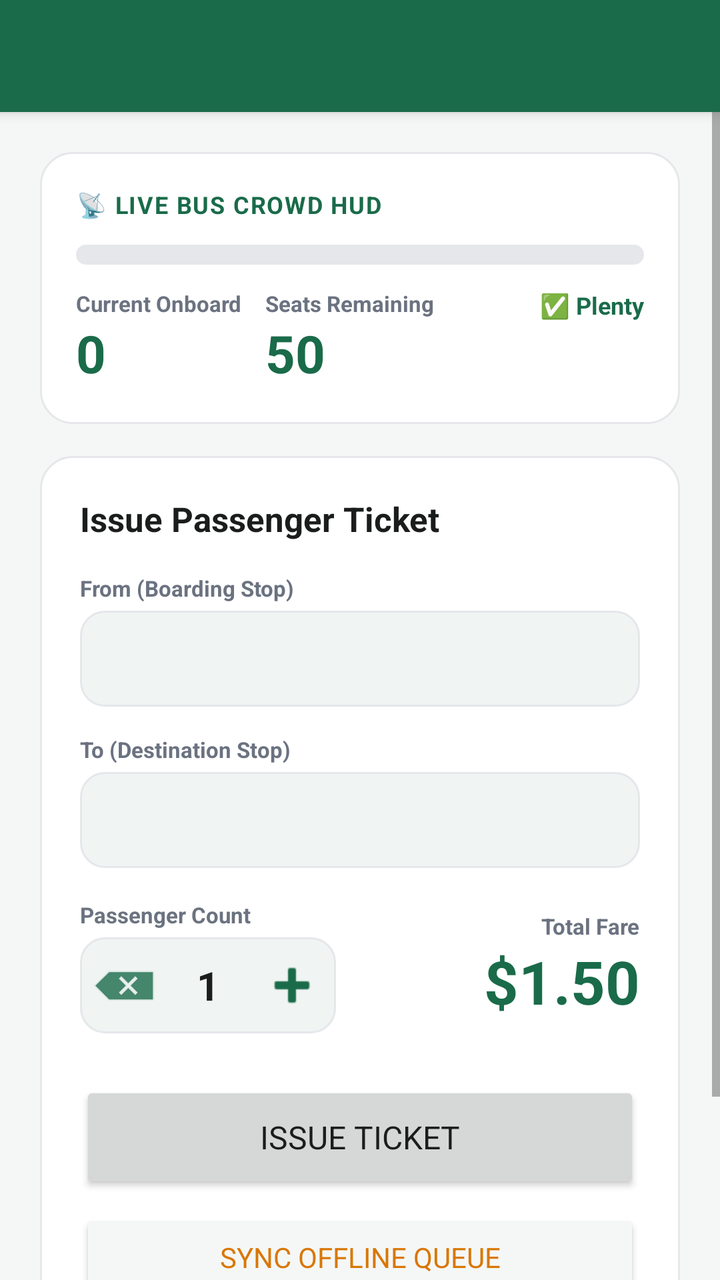
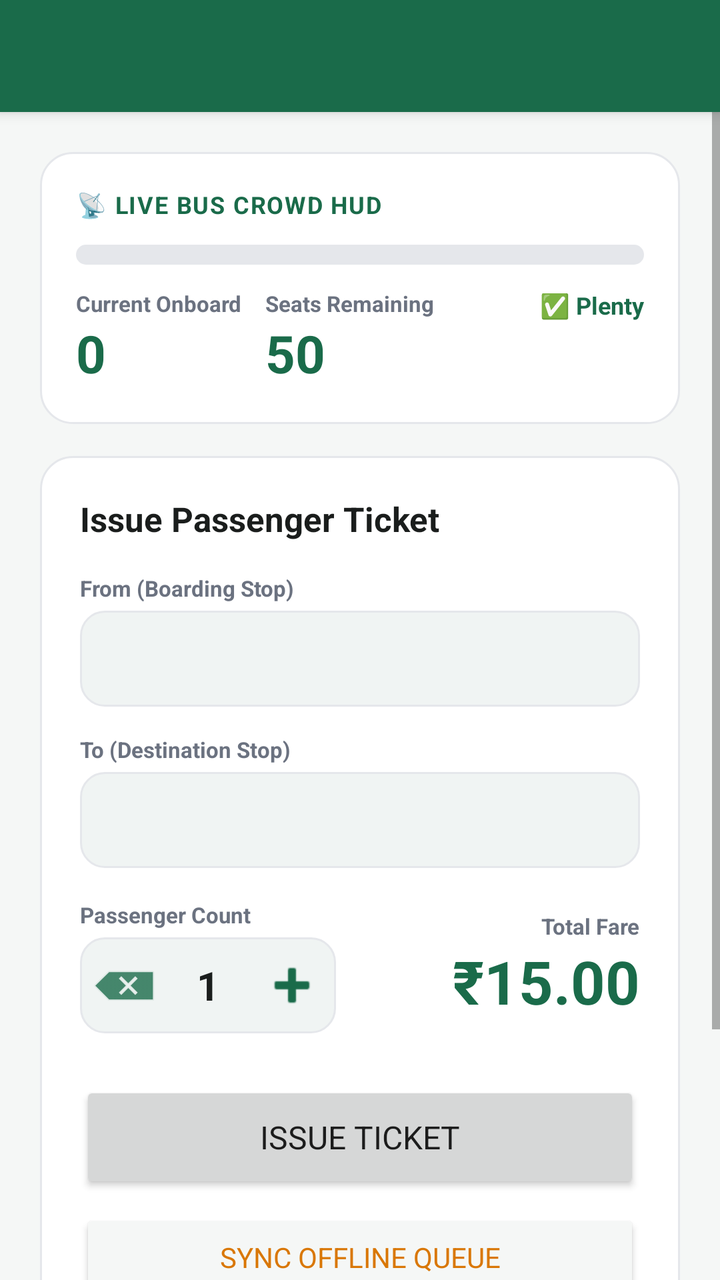

Screens rendered from an Android XML layout before and after an edit, with the pre-edit source and the edit as a unified diff.
<!-- AndroidManifest.xml: application theme Theme.BusCrowd -->
<!-- res/layout/activity_conductor.xml -->
<?xml version="1.0" encoding="utf-8"?>
<LinearLayout xmlns:android="http://schemas.android.com/apk/res/android"
    android:layout_width="match_parent"
    android:layout_height="match_parent"
    android:orientation="vertical"
    android:background="@color/bg_light">

    <androidx.appcompat.widget.Toolbar
        android:id="@+id/toolbar"
        android:layout_width="match_parent"
        android:layout_height="?attr/actionBarSize"
        android:background="@color/brand_primary"
        style="@style/Widget.BusCrowd.Toolbar" />

    
    <TextView
        android:id="@+id/tv_offline_banner"
        android:layout_width="match_parent"
        android:layout_height="wrap_content"
        android:background="@color/crowd_few_bg"
        android:textColor="@color/crowd_few"
        android:textStyle="bold"
        android:textSize="13sp"
        android:padding="12dp"
        android:gravity="center"
        android:visibility="gone" />

    <ScrollView
        android:layout_width="match_parent"
        android:layout_height="match_parent">

        <LinearLayout
            android:layout_width="match_parent"
            android:layout_height="wrap_content"
            android:orientation="vertical"
            android:padding="20dp">

            
            <LinearLayout
                android:layout_width="match_parent"
                android:layout_height="wrap_content"
                android:orientation="vertical"
                android:background="@drawable/bg_card"
                android:padding="18dp">

                <TextView
                    android:layout_width="wrap_content"
                    android:layout_height="wrap_content"
                    android:text="📡 LIVE BUS CROWD HUD"
                    android:textSize="12sp"
                    android:textStyle="bold"
                    android:textColor="@color/brand_primary"
                    android:letterSpacing="0.05" />

                <ProgressBar
                    android:id="@+id/pb_conductor_crowd"
                    android:layout_width="match_parent"
                    android:layout_height="10dp"
                    android:layout_marginTop="12dp"
                    android:max="100"
                    android:progress="0"
                    android:progressDrawable="@drawable/crowd_meter_progress"
                    style="?android:attr/progressBarStyleHorizontal" />

                <LinearLayout
                    android:layout_width="match_parent"
                    android:layout_height="wrap_content"
                    android:orientation="horizontal"
                    android:layout_marginTop="12dp">

                    <LinearLayout
                        android:layout_width="0dp"
                        android:layout_height="wrap_content"
                        android:layout_weight="1"
                        android:orientation="vertical">

                        <TextView
                            android:layout_width="wrap_content"
                            android:layout_height="wrap_content"
                            android:text="Current Onboard"
                            style="@style/TextStyle.BusCrowd.Label" />

                        <TextView
                            android:id="@+id/tv_conductor_onboard"
                            android:layout_width="wrap_content"
                            android:layout_height="wrap_content"
                            android:text="0"
                            android:textSize="26sp"
                            android:textStyle="bold"
                            android:textColor="@color/brand_primary" />
                    </LinearLayout>

                    <LinearLayout
                        android:layout_width="0dp"
                        android:layout_height="wrap_content"
                        android:layout_weight="1"
                        android:orientation="vertical">

                        <TextView
                            android:layout_width="wrap_content"
                            android:layout_height="wrap_content"
                            android:text="Seats Remaining"
                            style="@style/TextStyle.BusCrowd.Label" />

                        <TextView
                            android:id="@+id/tv_conductor_seats_free"
                            android:layout_width="wrap_content"
                            android:layout_height="wrap_content"
                            android:text="50"
                            android:textSize="26sp"
                            android:textStyle="bold"
                            android:textColor="@color/crowd_plenty" />
                    </LinearLayout>

                    <TextView
                        android:id="@+id/tv_conductor_crowd_band"
                        android:layout_width="0dp"
                        android:layout_height="wrap_content"
                        android:layout_weight="1"
                        android:text="✅ Plenty"
                        android:textSize="12sp"
                        android:textStyle="bold"
                        android:textColor="@color/crowd_plenty"
                        android:gravity="end" />
                </LinearLayout>
            </LinearLayout>

            
            <LinearLayout
                android:layout_width="match_parent"
                android:layout_height="wrap_content"
                android:orientation="vertical"
                android:background="@drawable/bg_card"
                android:padding="20dp"
                android:layout_marginTop="16dp">

                <TextView
                    android:layout_width="wrap_content"
                    android:layout_height="wrap_content"
                    android:text="Issue Passenger Ticket"
                    android:textSize="17sp"
                    android:textStyle="bold"
                    android:textColor="@color/text_primary" />

                
                <TextView
                    android:layout_width="wrap_content"
                    android:layout_height="wrap_content"
                    android:text="@string/from_stop"
                    style="@style/TextStyle.BusCrowd.Label"
                    android:layout_marginTop="16dp" />

                <Spinner
                    android:id="@+id/spinner_boarding"
                    android:layout_width="match_parent"
                    android:layout_height="48dp"
                    android:background="@drawable/bg_input"
                    android:layout_marginTop="4dp"
                    android:paddingStart="12dp" />

                
                <TextView
                    android:layout_width="wrap_content"
                    android:layout_height="wrap_content"
                    android:text="@string/to_stop"
                    style="@style/TextStyle.BusCrowd.Label"
                    android:layout_marginTop="14dp" />

                <Spinner
                    android:id="@+id/spinner_dest"
                    android:layout_width="match_parent"
                    android:layout_height="48dp"
                    android:background="@drawable/bg_input"
                    android:layout_marginTop="4dp"
                    android:paddingStart="12dp" />

                
                <LinearLayout
                    android:layout_width="match_parent"
                    android:layout_height="wrap_content"
                    android:orientation="horizontal"
                    android:gravity="center_vertical"
                    android:layout_marginTop="16dp">

                    <LinearLayout
                        android:layout_width="0dp"
                        android:layout_height="wrap_content"
                        android:layout_weight="1"
                        android:orientation="vertical">

                        <TextView
                            android:layout_width="wrap_content"
                            android:layout_height="wrap_content"
                            android:text="@string/passenger_count"
                            style="@style/TextStyle.BusCrowd.Label" />

                        <LinearLayout
                            android:layout_width="wrap_content"
                            android:layout_height="48dp"
                            android:orientation="horizontal"
                            android:gravity="center_vertical"
                            android:background="@drawable/bg_input"
                            android:layout_marginTop="4dp">

                            <ImageButton
                                android:id="@+id/btn_minus"
                                android:layout_width="44dp"
                                android:layout_height="44dp"
                                android:src="@android:drawable/ic_input_delete"
                                android:background="?attr/selectableItemBackgroundBorderless"
                                android:tint="@color/brand_primary"
                                android:contentDescription="Decrease" />

                            <TextView
                                android:id="@+id/tv_passenger_count"
                                android:layout_width="40dp"
                                android:layout_height="wrap_content"
                                android:text="1"
                                android:textSize="20sp"
                                android:textStyle="bold"
                                android:textColor="@color/text_primary"
                                android:gravity="center" />

                            <ImageButton
                                android:id="@+id/btn_plus"
                                android:layout_width="44dp"
                                android:layout_height="44dp"
                                android:src="@android:drawable/ic_input_add"
                                android:background="?attr/selectableItemBackgroundBorderless"
                                android:tint="@color/brand_primary"
                                android:contentDescription="Increase" />
                        </LinearLayout>
                    </LinearLayout>

                    <LinearLayout
                        android:layout_width="wrap_content"
                        android:layout_height="wrap_content"
                        android:orientation="vertical"
                        android:gravity="end"
                        android:layout_marginStart="20dp">

                        <TextView
                            android:layout_width="wrap_content"
                            android:layout_height="wrap_content"
                            android:text="@string/total_fare"
                            style="@style/TextStyle.BusCrowd.Label" />

                        <TextView
                            android:id="@+id/tv_conductor_fare"
                            android:layout_width="wrap_content"
                            android:layout_height="wrap_content"
                            android:text="$1.50"
                            android:textSize="30sp"
                            android:textStyle="bold"
                            android:textColor="@color/brand_primary" />
                    </LinearLayout>
                </LinearLayout>

                
                <Button
                    android:id="@+id/btn_issue_ticket"
                    android:layout_width="match_parent"
                    android:layout_height="56dp"
                    android:text="ISSUE TICKET"
                    android:textSize="16sp"
                    android:layout_marginTop="24dp" />

                
                <Button
                    android:id="@+id/btn_sync_offline"
                    android:layout_width="match_parent"
                    android:layout_height="48dp"
                    android:text="Sync Offline Queue"
                    android:backgroundTint="@color/bg_light"
                    android:textColor="@color/crowd_few"
                    android:layout_marginTop="8dp" />

                
                <Button
                    android:id="@+id/btn_reset_trip"
                    android:layout_width="match_parent"
                    android:layout_height="48dp"
                    android:text="🔄 RESET BUS FOR NEW TRIP (0 ONBOARD)"
                    android:backgroundTint="#FFF0F0"
                    android:textColor="@color/crowd_full"
                    android:layout_marginTop="8dp" />

            </LinearLayout>
        </LinearLayout>
    </ScrollView>
</LinearLayout>
<!-- resources referenced by this layout -->
<resources>
  <color name="bg_light">#F5F7F6</color>
  <color name="brand_primary">#1A6B4A</color>
  <color name="crowd_few">#D97706</color>
  <color name="crowd_few_bg">#FEF3C7</color>
  <color name="crowd_full">#DC2626</color>
  <color name="crowd_plenty">#1A6B4A</color>
  <color name="text_primary">#1A1D1C</color>
  <!-- drawable bg_card (drawable) -->
  <?xml version="1.0" encoding="utf-8"?>
  <shape xmlns:android="http://schemas.android.com/apk/res/android"
      android:shape="rectangle">
      <solid android:color="@color/bg_white" />
      <corners android:radius="16dp" />
      <stroke android:width="1dp" android:color="@color/border_light" />
  </shape>
  <!-- drawable bg_input (drawable) -->
  <?xml version="1.0" encoding="utf-8"?>
  <shape xmlns:android="http://schemas.android.com/apk/res/android"
      android:shape="rectangle">
      <solid android:color="#F0F4F3" />
      <corners android:radius="12dp" />
      <stroke android:width="1dp" android:color="@color/border_light" />
  </shape>
  <!-- drawable crowd_meter_progress (drawable) -->
  <?xml version="1.0" encoding="utf-8"?>
  <layer-list xmlns:android="http://schemas.android.com/apk/res/android">
      
      <item android:id="@android:id/background">
          <shape android:shape="rectangle">
              <corners android:radius="6dp" />
              <solid android:color="@color/border_light" />
          </shape>
      </item>
      
      <item android:id="@android:id/progress">
          <clip>
              <shape android:shape="rectangle">
                  <corners android:radius="6dp" />
                  <solid android:color="@color/brand_primary" />
              </shape>
          </clip>
      </item>
  </layer-list>
  <string name="from_stop">From (Boarding Stop)</string>
  <string name="passenger_count">Passenger Count</string>
  <string name="to_stop">To (Destination Stop)</string>
  <string name="total_fare">Total Fare</string>
  <style name="TextStyle.BusCrowd.Label">
          <item name="android:textSize">11sp</item>
          <item name="android:textStyle">bold</item>
          <item name="android:textColor">@color/text_secondary</item>
          <item name="android:textAllCaps">false</item>
      </style>
  <style name="Widget.BusCrowd.Toolbar" parent="Widget.MaterialComponents.Toolbar.Primary">
          <item name="android:background">@color/brand_primary</item>
          <item name="titleTextColor">@color/text_white</item>
          <item name="subtitleTextColor">#B2DFCF</item>
      </style>
  <style name="Theme.BusCrowd" parent="Theme.MaterialComponents.Light.NoActionBar">
          <item name="colorPrimary">@color/brand_primary</item>
          <item name="colorPrimaryDark">@color/brand_primary_dark</item>
          <item name="colorAccent">@color/brand_primary</item>
          <item name="android:windowBackground">@color/bg_light</item>
          <item name="android:statusBarColor">@color/brand_primary</item>
          <item name="android:navigationBarColor">@color/bg_white</item>
          <item name="android:fontFamily">sans-serif</item>
  
          
          <item name="materialButtonStyle">@style/Widget.BusCrowd.Button</item>
      </style>
  <color name="bg_white">#FFFFFF</color>
  <color name="border_light">#E5E7EB</color>
  <color name="text_secondary">#6B7280</color>
  <color name="text_white">#FFFFFF</color>
  <color name="brand_primary_dark">#124A33</color>
  <style name="Widget.BusCrowd.Button" parent="Widget.MaterialComponents.Button">
          <item name="android:backgroundTint">@color/brand_primary</item>
          <item name="android:textColor">@color/text_white</item>
          <item name="android:textSize">15sp</item>
          <item name="android:textStyle">bold</item>
          <item name="cornerRadius">14dp</item>
          <item name="android:paddingTop">14dp</item>
          <item name="android:paddingBottom">14dp</item>
      </style>
</resources>

<!-- the commit's change to res/layout/activity_conductor.xml (unified diff, before → after) -->
@@ -27,13 +27,17 @@
 
     <ScrollView
         android:layout_width="match_parent"
-        android:layout_height="match_parent">
+        android:layout_height="match_parent"
+        android:clipToPadding="false"
+        android:paddingBottom="40dp">
 
         <LinearLayout
             android:layout_width="match_parent"
             android:layout_height="wrap_content"
             android:orientation="vertical"
-            android:padding="20dp">
+            android:padding="20dp"
+            android:clipToPadding="false"
+            android:paddingBottom="60dp">
 
             
             <LinearLayout
@@ -249,7 +253,7 @@
                             android:id="@+id/tv_conductor_fare"
                             android:layout_width="wrap_content"
                             android:layout_height="wrap_content"
-                            android:text="$1.50"
+                            android:text="₹15.00"
                             android:textSize="30sp"
                             android:textStyle="bold"
                             android:textColor="@color/brand_primary" />
